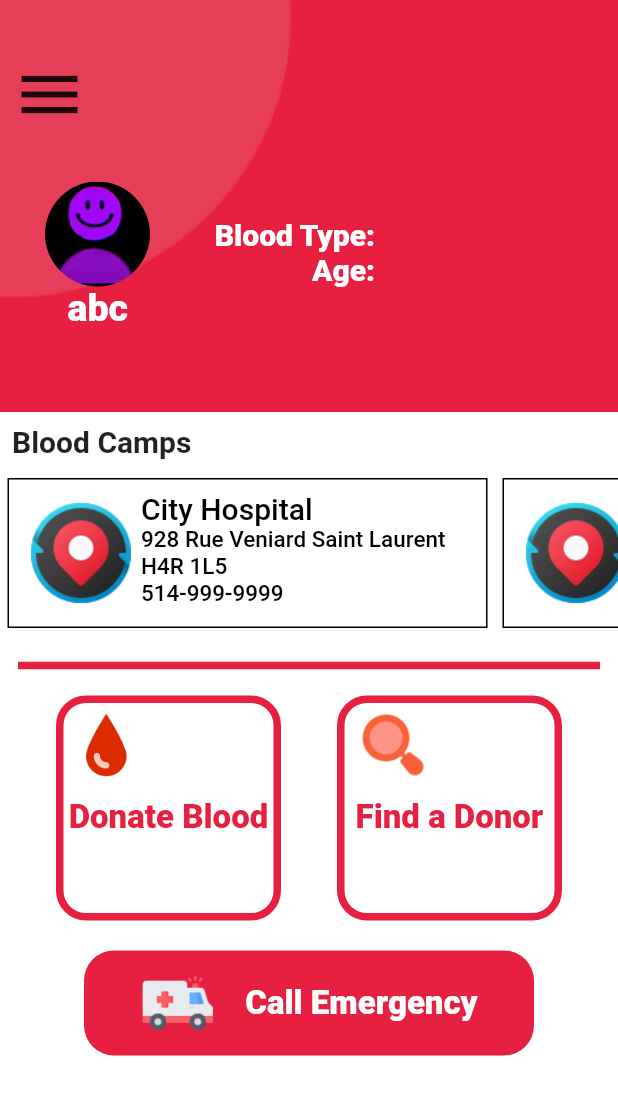
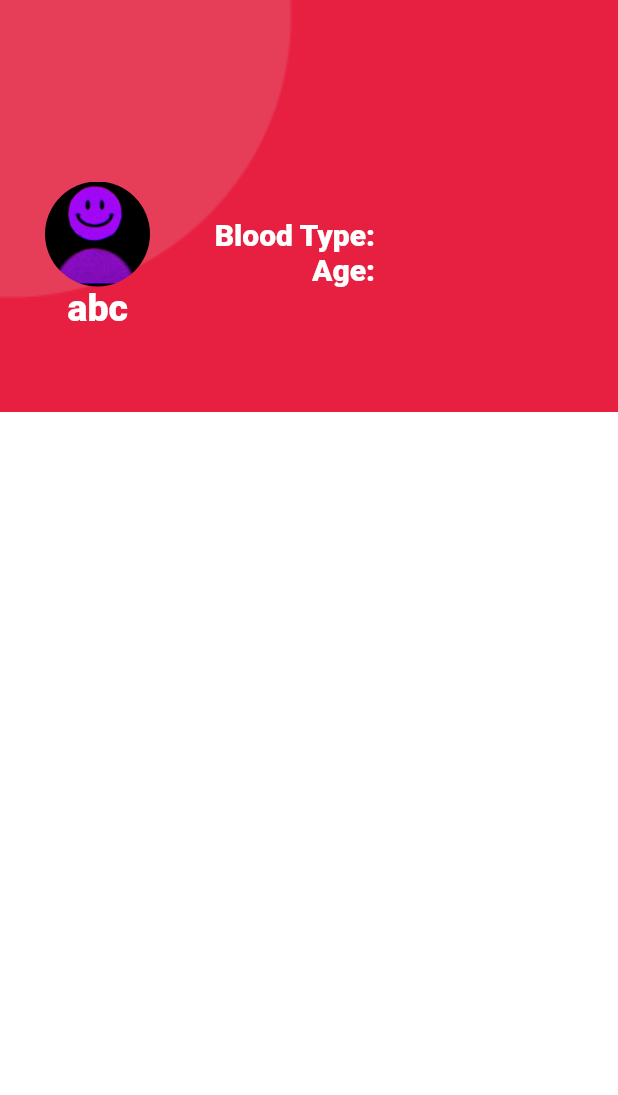
Before and after one commit to adinashby-vanier-college/app-dev-2-project-gurjas936, a Flutter app: the Users screen opened directly, after a tap on "Donate Blood", on a phone screen of 412 x 824 dp. Shown: the top 1095 px of the screen. Run offline on Flutter 3.47's test engine with Material 2 defaults, Android fonts, the phone set to English and light mode, and no system bars; Roboto replaces fonts that are missing (Quicksand).

Commit message:
donate blood page

```diff
--- /dev/null
+++ b/lib/screens/donateBlood.dart
@@ -0,0 +1,111 @@
+import 'package:flutter/material.dart';
+
+void main() {
+  runApp(const donateBlood());
+}
+
+class donateBlood extends StatefulWidget {
+  const donateBlood({Key? key}) : super(key: key);
+
+  @override
+  State<donateBlood> createState() => _donateBloodState();
+}
+
+class _donateBloodState extends State<donateBlood> {
+  @override
+  Widget build(BuildContext context) {
+    return Scaffold(
+      resizeToAvoidBottomInset: false,
+      backgroundColor: const Color(0xffe72041),
+      body: Stack(children: [
+        Column(crossAxisAlignment: CrossAxisAlignment.start, children: [
+          Expanded(
+            child: Column(
+              children: [
+                Container(
+                  height: 260,
+                  width: 250,
+                  decoration: const BoxDecoration(
+                    image: DecorationImage(
+                      image: AssetImage('images/quat1.png'),
+                      fit: BoxFit.cover,
+                    ),
+                  ),
+                  child: Column(
+                    mainAxisAlignment: MainAxisAlignment.end,
+                    children: [
+                      Row(
+                        mainAxisAlignment: MainAxisAlignment.spaceBetween,
+                        crossAxisAlignment: CrossAxisAlignment.end,
+                        children: [
+                          Padding(
+                            padding: const EdgeInsets.only(left: 30),
+                            child: Container(
+                              height: 70,
+                              width: 70,
+                              decoration: const BoxDecoration(
+                                image: DecorationImage(
+                                  image: AssetImage('images/pp.jpg'),
+                                  fit: BoxFit.cover,
+                                ),
+                                borderRadius:
+                                    BorderRadius.all(Radius.circular(60.0)),
+                              ),
+                            ),
+                          ),
+                          Column(
+                            crossAxisAlignment: CrossAxisAlignment.end,
+                            mainAxisAlignment: MainAxisAlignment.end,
+                            children: [
+                              Container(
+                                child: const Text(
+                                  'Blood Type:',
+                                  style: TextStyle(
+                                      fontSize: 20,
+                                      fontWeight: FontWeight.w900,
+                                      color: Colors.white),
+                                ),
+                              ),
+                              Container(
+                                child: const Text(
+                                  'Age:',
+                                  style: TextStyle(
+                                      fontSize: 20,
+                                      fontWeight: FontWeight.w900,
+                                      color: Colors.white),
+                                ),
+                              ),
+                            ],
+                          ),
+                        ],
+                      ),
+                      Padding(
+                        padding: const EdgeInsets.only(left: 45, bottom: 40),
+                        child: Container(
+                          alignment: Alignment.centerLeft,
+                          child: const Text(
+                            'abc',
+                            style: TextStyle(
+                                fontSize: 25,
+                                fontWeight: FontWeight.w900,
+                                color: Colors.white),
+                          ),
+                        ),
+                      )
+                    ],
+                  ),
+                ),
+              ],
+                ),
+              ),
+          Expanded(
+            flex: 2,
+            child: Container(color: Colors.white,),
+          ),
+
+
+        ],),
+      ],),
+    );
+  }
+}
--- a/lib/screens/users.dart
+++ b/lib/screens/users.dart
@@ -1,4 +1,5 @@
 import 'package:flutter/material.dart';
+import 'package:blood_bank/screens/donateBlood.dart';
 
 class Users extends StatelessWidget {
   // const Users({Key? key}) : super(key: key);
@@ -450,7 +451,12 @@ class Users extends StatelessWidget {
                                   shape: RoundedRectangleBorder(
                                       borderRadius: BorderRadius.circular(20)),
                                 ),
-                                onPressed: () {},
+                                onPressed: () {
+                                  Navigator.push(
+                                    context,
+                                    MaterialPageRoute(builder: (context) => donateBlood()),
+                                  );
+                                },
                                 child: Column(
                                   crossAxisAlignment: CrossAxisAlignment.start,
                                   children: [
```
